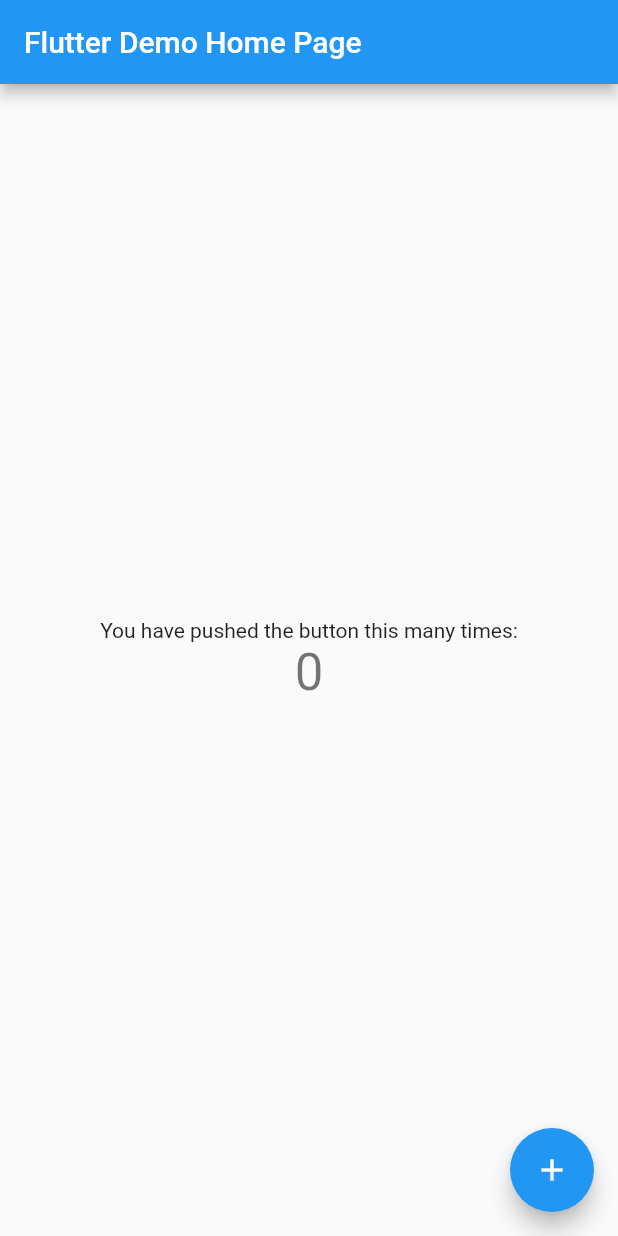
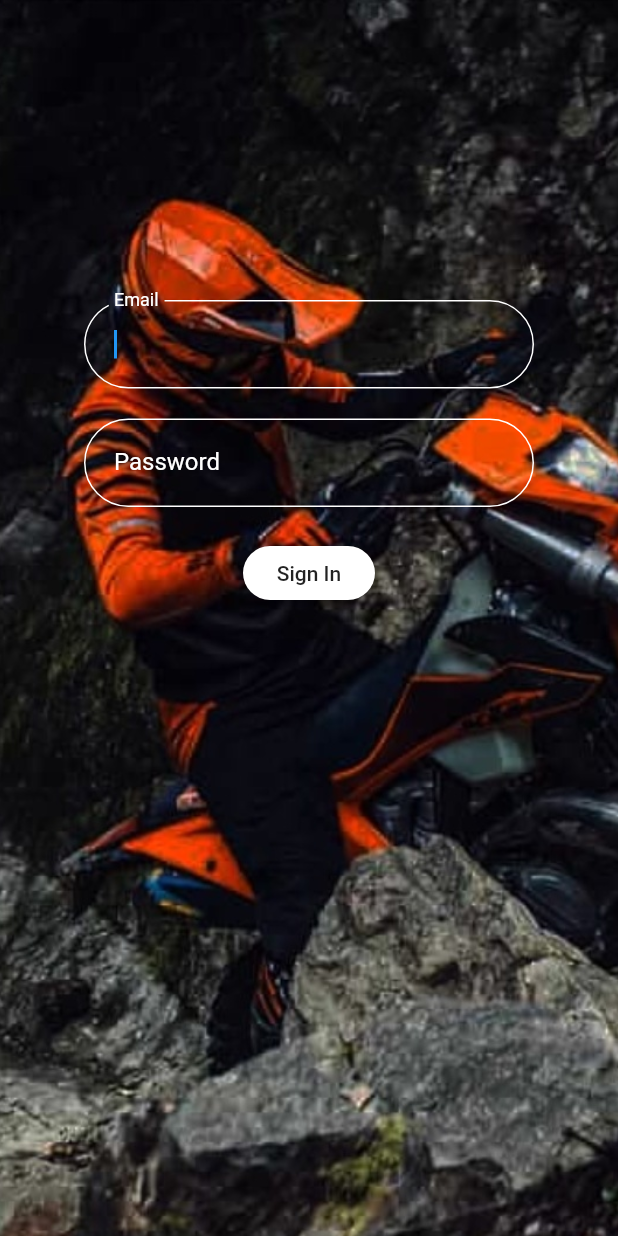
Before and after one commit to gyugie/ktm_apps, a Flutter app: the screen it shows after launch, on a phone screen of 412 x 824 dp. Run offline on Flutter 3.47's test engine with Material 2 defaults, Android fonts, the phone set to English and light mode, and no system bars.

Commit message:
add image for login view, add responsibility login textfield

```diff
--- /dev/null
+++ b/lib/auth/login.dart
@@ -0,0 +1,138 @@
+import 'package:flutter/material.dart';
+import 'dart:async';
+
+class Login extends StatelessWidget {
+
+  @override
+  Widget build(BuildContext context) {
+    return MaterialApp(
+      home: LoginApp(),
+    );
+  }
+}
+
+class LoginApp extends StatefulWidget {
+
+  @override
+  _LoginAppState createState() => _LoginAppState();
+}
+
+class _LoginAppState extends State<LoginApp> {
+  final  _userEmail     = TextEditingController();
+  final  _userPassword  = TextEditingController();
+  bool isLoading        = false;
+
+
+
+ @override
+  void dispose() {
+    // Clean up the controller when the widget is disposed.
+    _userEmail.dispose();
+    _userPassword.dispose();
+    super.dispose();
+  }
+
+  @override
+  Widget build(BuildContext context) {
+    return Stack(
+      children:<Widget>[
+
+        new Container(
+          decoration: new BoxDecoration(
+            image: new DecorationImage(image: new AssetImage("assets/images/image-login.jpg"), fit: BoxFit.cover,),
+          ),
+        ),
+        isLoading ? Center( child: CircularProgressIndicator() )
+        :
+        new SingleChildScrollView(
+         reverse: true,
+         child: new Center(
+          child: new Container(
+            width: 300.0,
+            child: new Center(
+              child: new Column(
+                children: <Widget>[
+                    new Padding(padding: EdgeInsets.only(top:200.0)),
+
+                    new TextFormField(
+                        controller: _userEmail,
+                        style: new TextStyle(color: Colors.white),
+                        keyboardType: TextInputType.emailAddress,
+                        autofocus: true,
+                        decoration: InputDecoration(
+                          labelText: "Email",
+                          labelStyle: new TextStyle(
+                            color: Colors.white,
+                            ),
+                          contentPadding: new EdgeInsets.symmetric(vertical: 20.0, horizontal: 20.0),
+                          fillColor: Colors.white,
+                          focusedBorder:OutlineInputBorder(
+                            borderSide: BorderSide(color: Colors.white, width: 1.0),
+                            borderRadius: BorderRadius.circular(30.0),
+                          ),
+                          enabledBorder:OutlineInputBorder(
+                            borderSide: const BorderSide(color: Colors.white, width: 1.0),
+                            borderRadius: BorderRadius.circular(30.0),
+                          ),
+                        ),
+
+                    ),
+
+                    new Padding(padding: EdgeInsets.only(top:20.0)),
+
+                    new TextFormField(
+                        controller: _userPassword,
+                        style: new TextStyle(color: Colors.white),
+                        obscureText: true,
+                        decoration: InputDecoration(
+                          labelText: "Password",
+                          labelStyle: new TextStyle(color: Colors.white),
+                          fillColor: Colors.white,
+                          contentPadding: new EdgeInsets.symmetric(vertical: 20.0, horizontal: 20.0),
+                          focusedBorder:OutlineInputBorder(
+                            borderSide: BorderSide(color: Colors.white, width: 1.0),
+                            borderRadius: BorderRadius.circular(30.0),
+                          ),
+                          enabledBorder:OutlineInputBorder(
+                            borderSide: const BorderSide(color: Colors.white, width: 1.0),
+                            borderRadius: BorderRadius.circular(30.0),
+                          ),
+                        ),
+                    ),
+
+                    new Padding(padding: EdgeInsets.only(top: 20.0)),
+                    new RaisedButton(
+                      color: Colors.white,
+                      shape: RoundedRectangleBorder(borderRadius: BorderRadius.circular(20)),
+                      onPressed: () {
+                        if(_userEmail.text == 'mugypleci@gmail.com' && _userPassword.text == '123'){
+                        } else {
+                         print(false);
+                        }
+                      },
+                      child: Text("Sign In"),
+                    ),
+
+                ],
+
+              ),
+              ),
+            ),
+
+          ),
+        )
+      ],
+
+    );
+  }
+}
+
+
+//  Container(
+//   decoration: BoxDecoration(
+//       image: DecorationImage(
+//               image: AssetImage("assets/images/image-login.jpg"),
+//       fit: BoxFit.cover
+//     ),
+//   ),
+// ),
--- a/lib/main.dart
+++ b/lib/main.dart
@@ -1,111 +1,18 @@
 import 'package:flutter/material.dart';
+import 'package:ktm_apps/auth/login.dart';
 
-void main() => runApp(MyApp());
+void main(){
+  runApp(MaterialApp(
+    title: 'KTM APPS',
+    home: MyApp()
+  ));
+}
 
 class MyApp extends StatelessWidget {
-  // This widget is the root of your application.
   @override
   Widget build(BuildContext context) {
-    return MaterialApp(
-      title: 'Flutter Demo',
-      theme: ThemeData(
-        // This is the theme of your application.
-        //
-        // Try running your application with "flutter run". You'll see the
-        // application has a blue toolbar. Then, without quitting the app, try
-        // changing the primarySwatch below to Colors.green and then invoke
-        // "hot reload" (press "r" in the console where you ran "flutter run",
-        // or simply save your changes to "hot reload" in a Flutter IDE).
-        // Notice that the counter didn't reset back to zero; the application
-        // is not restarted.
-        primarySwatch: Colors.blue,
-      ),
-      home: MyHomePage(title: 'Flutter Demo Home Page'),
+    return Scaffold(
+      body: Login(),
     );
   }
 }
-
-class MyHomePage extends StatefulWidget {
-  MyHomePage({Key key, this.title}) : super(key: key);
-
-  // This widget is the home page of your application. It is stateful, meaning
-  // that it has a State object (defined below) that contains fields that affect
-  // how it looks.
-
-  // This class is the configuration for the state. It holds the values (in this
-  // case the title) provided by the parent (in this case the App widget) and
-  // used by the build method of the State. Fields in a Widget subclass are
-  // always marked "final".
-
-  final String title;
-
-  @override
-  _MyHomePageState createState() => _MyHomePageState();
-}
-
-class _MyHomePageState extends State<MyHomePage> {
-  int _counter = 0;
-
-  void _incrementCounter() {
-    setState(() {
-      // This call to setState tells the Flutter framework that something has
-      // changed in this State, which causes it to rerun the build method below
-      // so that the display can reflect the updated values. If we changed
-      // _counter without calling setState(), then the build method would not be
-      // called again, and so nothing would appear to happen.
-      _counter++;
-    });
-  }
-
-  @override
-  Widget build(BuildContext context) {
-    // This method is rerun every time setState is called, for instance as done
-    // by the _incrementCounter method above.
-    //
-    // The Flutter framework has been optimized to make rerunning build methods
-    // fast, so that you can just rebuild anything that needs updating rather
-    // than having to individually change instances of widgets.
-    return Scaffold(
-      appBar: AppBar(
-        // Here we take the value from the MyHomePage object that was created by
-        // the App.build method, and use it to set our appbar title.
-        title: Text(widget.title),
-      ),
-      body: Center(
-        // Center is a layout widget. It takes a single child and positions it
-        // in the middle of the parent.
-        child: Column(
-          // Column is also layout widget. It takes a list of children and
-          // arranges them vertically. By default, it sizes itself to fit its
-          // children horizontally, and tries to be as tall as its parent.
-          //
-          // Invoke "debug painting" (press "p" in the console, choose the
-          // "Toggle Debug Paint" action from the Flutter Inspector in Android
-          // Studio, or the "Toggle Debug Paint" command in Visual Studio Code)
-          // to see the wireframe for each widget.
-          //
-          // Column has various properties to control how it sizes itself and
-          // how it positions its children. Here we use mainAxisAlignment to
-          // center the children vertically; the main axis here is the vertical
-          // axis because Columns are vertical (the cross axis would be
-          // horizontal).
-          mainAxisAlignment: MainAxisAlignment.center,
-          children: <Widget>[
-            Text(
-              'You have pushed the button this many times:',
-            ),
-            Text(
-              '$_counter',
-              style: Theme.of(context).textTheme.display1,
-            ),
-          ],
-        ),
-      ),
-      floatingActionButton: FloatingActionButton(
-        onPressed: _incrementCounter,
-        tooltip: 'Increment',
-        child: Icon(Icons.add),
-      ), // This trailing comma makes auto-formatting nicer for build methods.
-    );
-  }
-}
--- a/pubspec.yaml
+++ b/pubspec.yaml
@@ -20,6 +20,7 @@ dependencies:
   flutter:
     sdk: flutter
 
+
   # The following adds the Cupertino Icons font to your application.
   # Use with the CupertinoIcons class for iOS style icons.
   cupertino_icons: ^0.1.2
@@ -34,6 +35,8 @@ dev_dependencies:
 
 # The following section is specific to Flutter.
 flutter:
+  assets:
+    - assets/images/image-login.jpg
 
   # The following line ensures that the Material Icons font is
   # included with your application, so that you can use the icons in
```
Also changed, not shown: assets/images/image-login.jpg (added).
